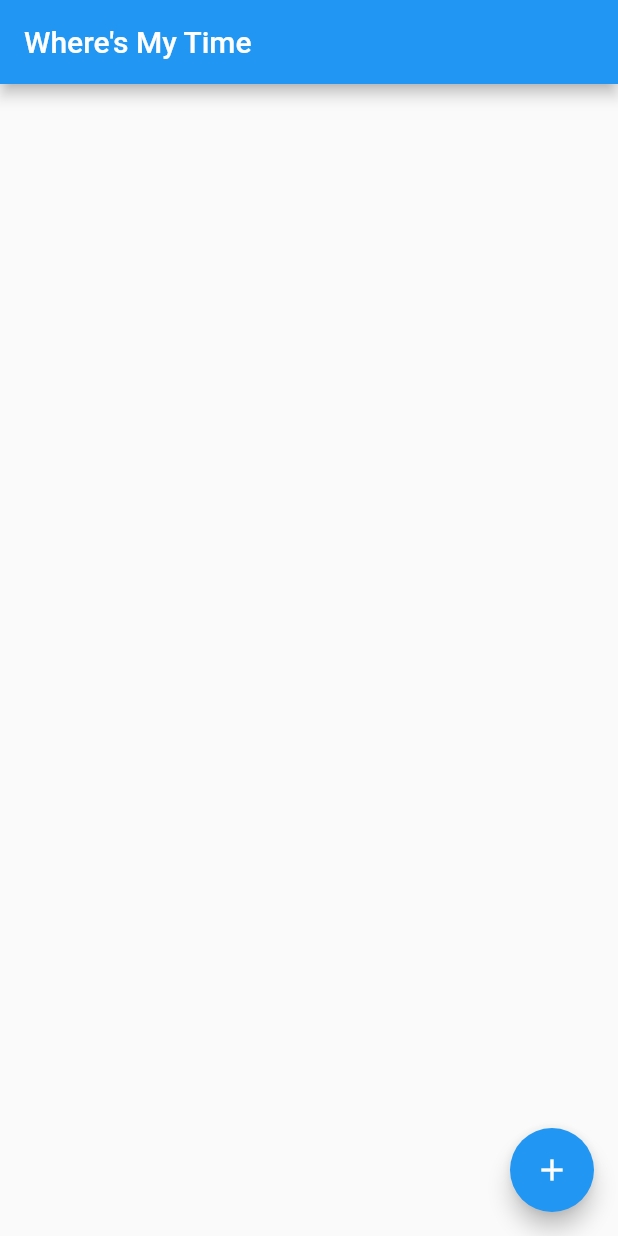
After one commit to unrealnerd/wheresmytime, a Flutter app: the screen it shows after launch, on a phone screen of 412 x 824 dp. The commit adds this screen. Run offline on Flutter 3.47's test engine with Material 2 defaults, Android fonts, the phone set to English and light mode, and no system bars.

Commit message:
seperate list widget

```diff
--- /dev/null
+++ b/app/flutter_app/lib/time_log_list.dart
@@ -0,0 +1,26 @@
+import 'package:flutter/material.dart';
+import 'time_log_entry.dart';
+
+class TimeLogList extends StatelessWidget {
+  TimeLogList({@required this.timeLogs});
+
+  List<TimeLogEntry> timeLogs;
+
+  Widget _buildTimeLogEntry(BuildContext context, int index) {
+    final item = timeLogs[index];
+
+    return Card(
+        child: ListTile(
+      title: Text(item.task),
+      trailing: Icon(Icons.play_arrow),
+    ));
+  }
+
+  @override
+  Widget build(BuildContext context) {
+    return ListView.builder(
+      itemBuilder: _buildTimeLogEntry,
+      itemCount: timeLogs.length,
+    );
+  }
+}
--- a/app/flutter_app/lib/time_log_list_screen.dart
+++ b/app/flutter_app/lib/time_log_list_screen.dart
@@ -1,6 +1,7 @@
 import 'package:flutter/material.dart';
 import 'package:flutter_app/time_log_entry.dart';
 import 'package:flutter_app/new_time_log_dailog.dart';
+import 'package:flutter_app/time_log_list.dart';
 
 class TimeLogListScreen extends StatefulWidget {
   @override
@@ -8,7 +9,7 @@ class TimeLogListScreen extends StatefulWidget {
 }
 
 class _TimeLogListScreenState extends State<TimeLogListScreen> {
-  List<TimeLogEntry> _timeLogs = [];
+  final List<TimeLogEntry> _timeLogs = [];
 
   _addTimeLog() async {
     final timeLogEntry = await showDialog<TimeLogEntry>(
@@ -24,23 +25,12 @@ class _TimeLogListScreenState extends State<TimeLogListScreen> {
     }
   }
 
-  Widget _buildTimeLogEntry(BuildContext context, int index) {
-    final item = _timeLogs[index];
-
-    return Card(
-        child: ListTile(
-      title: Text(item.task),
-      trailing: Icon(Icons.play_arrow),
-    ));
-  }
-
   @override
   Widget build(BuildContext context) {
     return Scaffold(
         appBar: AppBar(title: Text("Where's My Time")),
-        body: ListView.builder(
-          itemBuilder: _buildTimeLogEntry,
-          itemCount: _timeLogs.length,
+        body: TimeLogList(
+          timeLogs: _timeLogs,
         ),
         floatingActionButton: FloatingActionButton(
           child: Icon(Icons.add),
```
